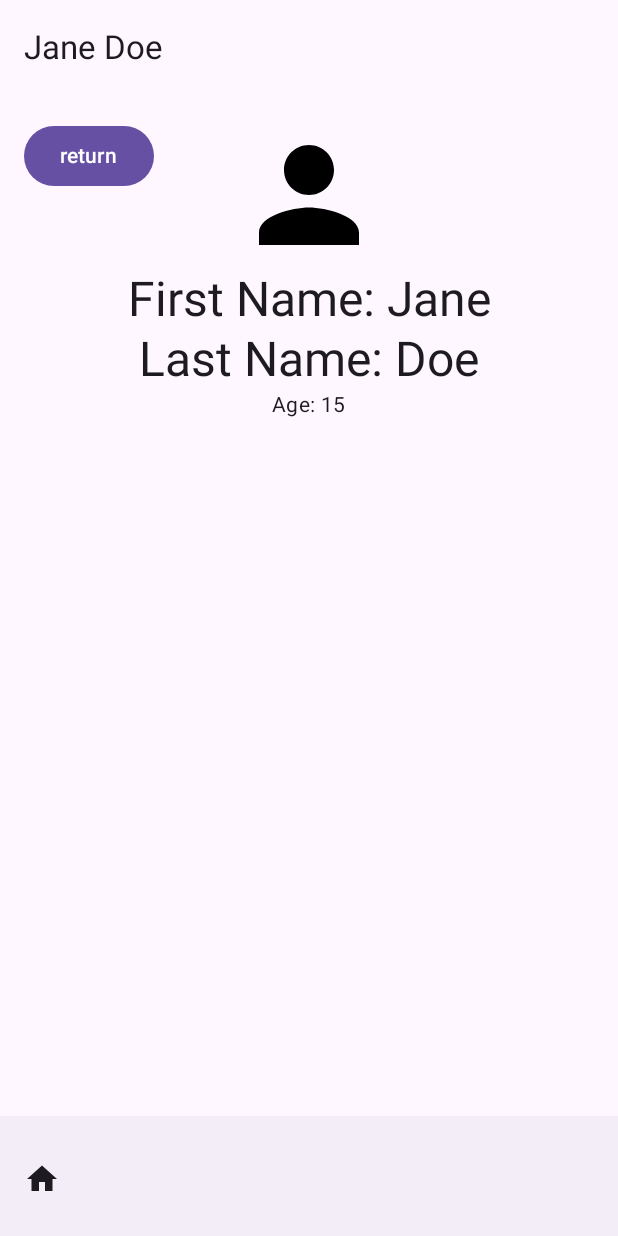
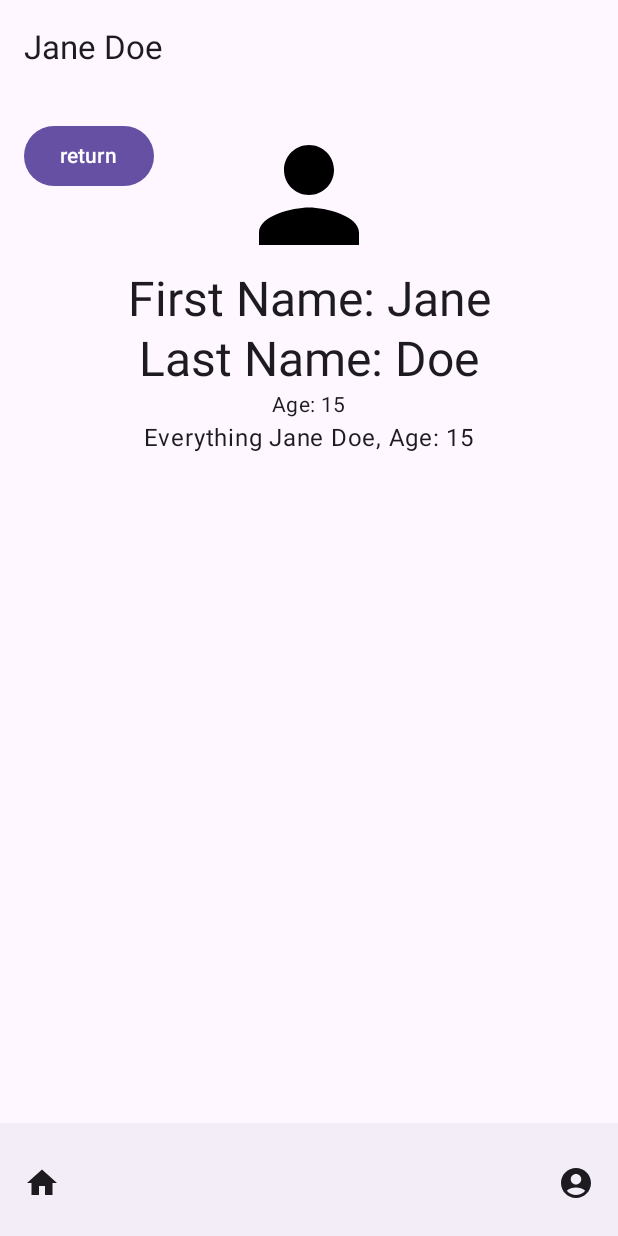
Before and after one commit to chjoe22/kotlinNotes, an Android app built with Jetpack Compose: the screen it shows after launch (MainActivity), after a tap on an icon or button, on a phone screen of 412 x 824 dp. Run offline under Robolectric (Android 15) with nearby library versions, the phone set to English and light mode, and no system bars.

Commit message:
minor changes

```diff
--- a/app/src/main/java/com/example/exercise1/MainActivity.kt
+++ b/app/src/main/java/com/example/exercise1/MainActivity.kt
@@ -76,7 +76,7 @@ class MainActivity : ComponentActivity() {
                 val navController = rememberNavController()
                 Scaffold (
                     topBar = { TopBar(viewModel = topBarViewModel) },
-                    bottomBar = { BottomBar(navController) }
+                    bottomBar = { BottomBar(navController, user) }
                 ){ paddingValues ->
                     NavHost(
                         navController = navController,
@@ -91,7 +91,14 @@ class MainActivity : ComponentActivity() {
                             val lastName = backStackEntry.arguments?.getString("lastName")
                             val age = backStackEntry.arguments?.getString("age")?.toInt()
                             val image = backStackEntry.arguments?.getString("image")?.toInt()
-                            DetailsScreen(navController, firstName, lastName, age, image, topBarViewModel = topBarViewModel)
+
+                            // Tried to use this underneath to see if i could just parse user between screens
+                            val redirectUser = image?.let { age?.let { it1 -> User(firstName.toString(), lastName.toString(), it1.toInt(), it.toInt()) } }
+                            redirectUser?.let {
+                                DetailsScreen(navController, firstName, lastName, age, image, topBarViewModel = topBarViewModel,
+                                    it
+                                )
+                            }
                         }
                     }
                 }
--- a/app/src/main/java/com/example/exercise1/data/bars/BottomBar.kt
+++ b/app/src/main/java/com/example/exercise1/data/bars/BottomBar.kt
@@ -1,18 +1,35 @@
 package com.example.exercise1.data.bars
 
+import androidx.compose.foundation.layout.Spacer
+import androidx.compose.foundation.layout.fillMaxSize
+import androidx.compose.foundation.layout.fillMaxWidth
+import androidx.compose.foundation.layout.height
+import androidx.compose.foundation.layout.padding
 import androidx.compose.material.icons.Icons
+import androidx.compose.material.icons.filled.AccountCircle
 import androidx.compose.material.icons.filled.Home
 import androidx.compose.material3.BottomAppBar
 import androidx.compose.material3.Icon
 import androidx.compose.material3.IconButton
+import androidx.compose.material3.Text
 import androidx.compose.runtime.Composable
+import androidx.compose.ui.Alignment
+import androidx.compose.ui.Modifier
+import androidx.compose.ui.unit.dp
 import androidx.navigation.NavController
+import com.example.exercise1.data.user.User
 
 @Composable
-fun BottomBar(navController: NavController){
-    BottomAppBar {
+fun BottomBar(navController: NavController, user: User){
+    BottomAppBar (
+        modifier = Modifier.fillMaxWidth().height(75.dp)
+    ){
         IconButton(onClick = { navController.navigate("main") }) {
             Icon(Icons.Filled.Home, contentDescription = "Home")
         }
+        Spacer(modifier = Modifier.weight(1f))
+        IconButton(onClick = { navController.navigate("details/${user.firstName}/${user.lastName}/${user.age}/${user.image}") }) {
+            Icon(Icons.Filled.AccountCircle, contentDescription = "Account")
+        }
     }
 }
--- a/app/src/main/java/com/example/exercise1/data/screens/DetailsScreen.kt
+++ b/app/src/main/java/com/example/exercise1/data/screens/DetailsScreen.kt
@@ -24,6 +24,7 @@ import androidx.compose.ui.res.painterResource
 import androidx.compose.ui.unit.dp
 import androidx.lifecycle.viewmodel.compose.viewModel
 import androidx.navigation.NavController
+import com.example.exercise1.data.user.User
 import com.example.exercise1.data.viewmodel.TopBarViewModel
 
 @Composable
@@ -32,7 +33,8 @@ fun DetailsScreen(navController: NavController,
                   lastName: String?,
                   age: Int?,
                   image: Int?,
-                  topBarViewModel: TopBarViewModel = viewModel()
+                  topBarViewModel: TopBarViewModel = viewModel(),
+                  user: User
 ){
     topBarViewModel.setTitle(firstName + " " + lastName)
     Scaffold(modifier = Modifier.fillMaxSize()
@@ -57,6 +59,7 @@ fun DetailsScreen(navController: NavController,
             Text(text = "First Name: $firstName", style = MaterialTheme.typography.headlineLarge)
             Text(text = "Last Name: $lastName", style = MaterialTheme.typography.headlineLarge)
             Text(text = "Age: $age", style = MaterialTheme.typography.bodyMedium)
+            Text(text = "Everything ${user.firstName} ${user.lastName}, Age: ${user.age}")
         }
     }
 
```
